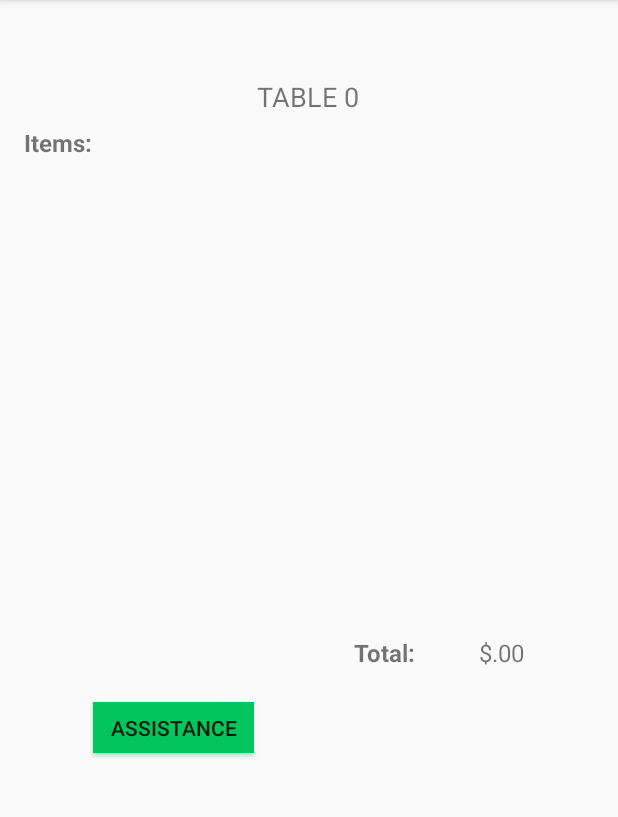
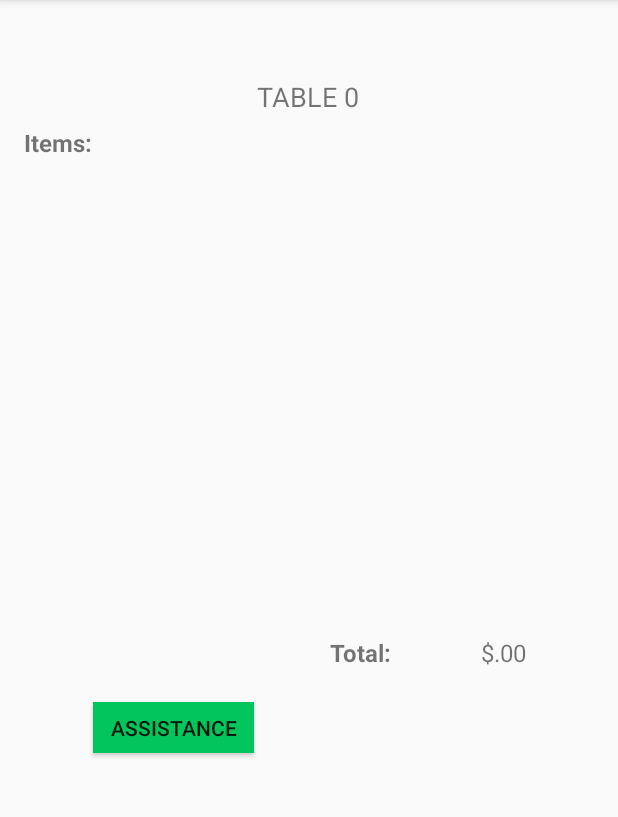
Before and after one commit to mbarbier9/EZServe, an Android app: the TableMain screen opened directly, with no data from a screen before it, on a phone screen of 412 x 824 dp, the part 84-901 px from its top. Run offline under Robolectric (Android 15) with nearby library versions, the phone set to English and light mode, and no system bars; our stand-ins replace Firebase (no records; nobody signed in at launch, a user with empty details on screens opened directly); 1 statement that could not run was skipped.

Commit message:
fixed design glitch

```diff
--- a/app/src/main/res/layout/activity_table_main.xml
+++ b/app/src/main/res/layout/activity_table_main.xml
@@ -72,8 +72,8 @@
         android:id="@+id/totalTableText"
         android:layout_width="wrap_content"
         android:layout_height="wrap_content"
-        android:layout_marginStart="236dp"
-        android:layout_marginLeft="236dp"
+        android:layout_marginStart="220dp"
+        android:layout_marginLeft="220dp"
         android:layout_marginTop="424dp"
         android:text="Total:"
         android:textSize="16sp"
@@ -85,11 +85,11 @@
         android:id="@+id/totalNumberTable"
         android:layout_width="wrap_content"
         android:layout_height="wrap_content"
-        android:layout_marginStart="10dp"
-        android:layout_marginLeft="10dp"
+        android:layout_marginStart="12dp"
+        android:layout_marginLeft="12dp"
         android:layout_marginTop="424dp"
-        android:layout_marginEnd="52dp"
-        android:layout_marginRight="52dp"
+        android:layout_marginEnd="45dp"
+        android:layout_marginRight="45dp"
         android:text="TextView"
         android:textSize="16sp"
         app:layout_constraintEnd_toEndOf="parent"
```
